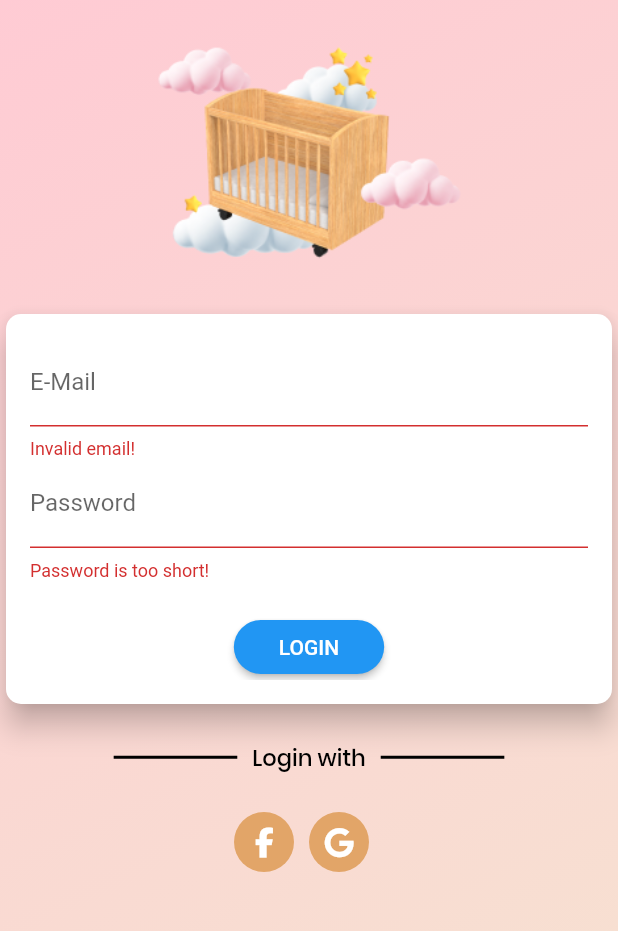
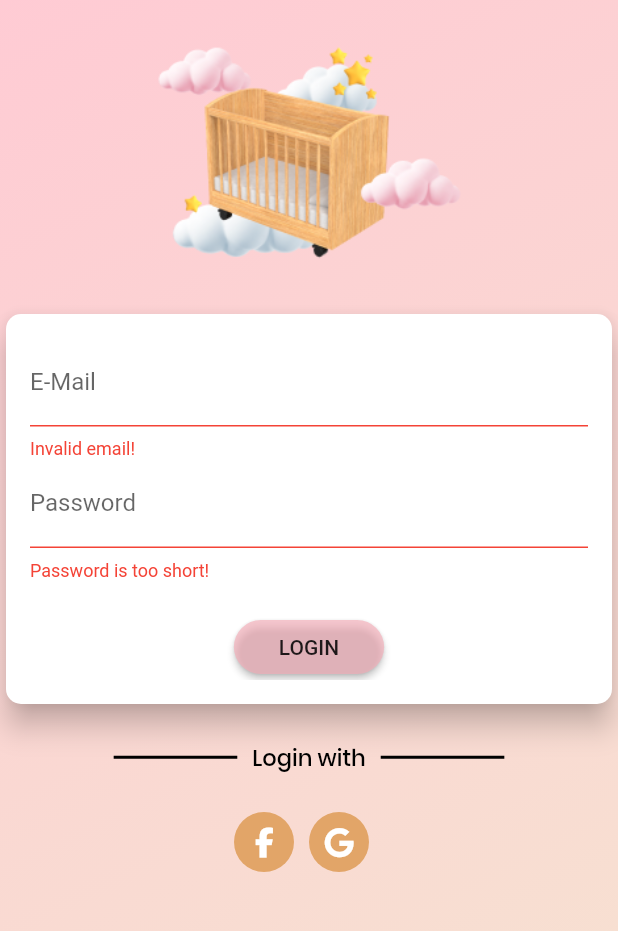
Before and after one commit to cob-byte/smart_baby_cradle, a Flutter app: the screen it shows after launch, after a tap on "LOGIN", on a phone screen of 412 x 824 dp, the part 67-998 px from its top. Run offline on Flutter 3.47's test engine with Material 2 defaults, Android fonts, the phone set to English and light mode, and no system bars; our stand-ins replace assets_audio_player, firebase_auth, firebase_core, firebase_database, firebase_messaging, font_awesome_flutter and 2 more; accounts and stored records are empty.

Commit message:
Change Theme Initial

```diff
--- a/lib/main.dart
+++ b/lib/main.dart
@@ -2,6 +2,8 @@ import 'package:firebase_core/firebase_core.dart';
 import 'package:flutter/material.dart';
 import 'package:provider/provider.dart';
 import 'package:assets_audio_player/assets_audio_player.dart';
+import 'package:smart_baby_cradle/theme/boy_theme.dart';
+import 'package:smart_baby_cradle/theme/girl_theme.dart';
 
 import 'services/auth_service.dart';
 import './services/music_service.dart';
@@ -40,24 +42,26 @@ class _MyAppState extends State<MyApp> {
     Audio("assets/audios/Hush Little Baby.mp3"),
   ];
 
-  @override
-  void initState() {
-    assetsAudioPlayer.open(
-        Playlist(
-          audios: audios,
-        ),
-        autoStart: false);
-    super.initState();
+  bool isGirlTheme = true; // Initialize with girl theme
+
+  void toggleTheme() {
+    setState(() {
+      isGirlTheme = !isGirlTheme; // Toggle the theme
+    });
   }
 
   @override
   Widget build(BuildContext context) {
+    final currentTheme =
+        isGirlTheme ? girlTheme : boyTheme; // Select the current theme
+
     return StreamProvider<String?>.value(
       value: AuthService().user,
       initialData: '',
       child: MaterialApp(
         debugShowCheckedModeBanner: false,
         title: 'Baby Monitor',
+        theme: currentTheme, // Use the selected theme
         home: Wrapper(),
         routes: {
           Wrapper.routeName: (ctx) => Wrapper(),
@@ -65,8 +69,11 @@ class _MyAppState extends State<MyApp> {
           HomeScreen.routeName: (ctx) =>
               HomeScreen(assetsAudioPlayer: assetsAudioPlayer),
           CameraScreen.routeName: (ctx) => const CameraScreen(),
-          MusicPlayerScreen.routeName: (ctx) =>
-              MusicPlayerScreen(assetsAudioPlayer),
+          MusicPlayerScreen.routeName: (ctx) => MusicPlayerScreen(
+                assetsAudioPlayer,
+                toggleTheme: toggleTheme,
+                currentTheme: currentTheme,
+              ),
         },
       ),
     );
--- a/lib/screens/home_screen.dart
+++ b/lib/screens/home_screen.dart
@@ -21,6 +21,8 @@ import '../widgets/humidity_item.dart';
 import '../widgets/temperature_item.dart';
 import '../widgets/sound_detector_item.dart';
 import '../widgets/music_player_item.dart';
+import '../theme/boy_theme.dart';
+import '../theme/girl_theme.dart';
 
 class HomeScreen extends StatefulWidget {
   static const routeName = '/home';
@@ -43,66 +45,58 @@ class HomeScreenState extends State<HomeScreen> {
 
   final _logger = Logger('FCM');
 
-  @override
-  void initState() {
-    _fcm.getToken().then((token) => _logger.info(token));
-    FirebaseMessaging.onMessage.listen((RemoteMessage message) {
-      _logger.info("onMessage: ${message.data}");
-      final snackbar = SnackBar(
-        content: Text(message.notification?.title ?? "No Title"),
-        action: SnackBarAction(
-          label: 'Go',
-          onPressed: () {},
-        ),
-      );
-      ScaffoldMessenger.of(context).showSnackBar(snackbar);
+  bool isGirlTheme = true; // Initialize with girl theme
+
+  void toggleTheme() {
+    setState(() {
+      isGirlTheme = !isGirlTheme; // Toggle the theme
     });
-
-    FirebaseMessaging.onMessageOpenedApp.listen((RemoteMessage? message) {
-      if (message != null) {
-        _logger.info("onMessageOpenedApp: $message");
-      }
-    });
-
-    _fcm.getInitialMessage().then((RemoteMessage? message) {
-      if (message != null) {
-        _logger.info("onLaunch: $message");
-      }
-    });
-
-    super.initState();
   }
 
   @override
   Widget build(BuildContext context) {
-    return Scaffold(
+    final currentTheme =
+        isGirlTheme ? girlTheme : boyTheme; // Select the current theme
+
+    return Theme(
+      data: currentTheme,
+      child: Scaffold(
         appBar: AppBar(
-        title: const Text(
+          title: Text(
             'Dashboard ✨',
-          style: TextStyle(
-            fontFamily: 'Bold',
-            fontSize: 25,
-            fontStyle: FontStyle.normal,
+            style: currentTheme.appBarTheme.titleTextStyle,
+          ),
+          backgroundColor: currentTheme.appBarTheme.backgroundColor,
+          actions: [
+            IconButton(
+              icon: Icon(
+                isGirlTheme ? Icons.female : Icons.male,
                 color: Colors.white,
               ),
+              onPressed: toggleTheme,
             ),
-        backgroundColor: Color.fromRGBO(215, 167, 175, 1),
+          ],
         ),
         extendBodyBehindAppBar: true,
         drawer: Theme(
-        data: Theme.of(context)
-            .copyWith(canvasColor: const Color.fromRGBO(22, 22, 22, 0.5)),
-        child: AppDrawer(assetsAudioPlayer),
+          data: Theme.of(context).copyWith(
+            canvasColor: currentTheme.primaryColor,
+          ),
+          child: AppDrawer(
+            assetsAudioPlayer,
+            currentTheme: currentTheme,
+            toggleTheme: toggleTheme,
+          ),
         ),
         body: Container(
           padding: const EdgeInsets.only(top: 120),
-        decoration: const BoxDecoration(
+          decoration: BoxDecoration(
             gradient: LinearGradient(
               colors: [
-              Color.fromRGBO(255, 202, 212, 1),
-              Color.fromRGBO(255, 202, 212, 1),
-              Color.fromRGBO(246, 227, 209, 1),
-              Color.fromRGBO(217, 217, 217, 1),
+                currentTheme.colorScheme.primary,
+                currentTheme.colorScheme.secondary,
+                currentTheme.colorScheme.tertiary,
+                currentTheme.scaffoldBackgroundColor,
               ],
               begin: Alignment.topLeft,
               end: Alignment.bottomRight,
@@ -112,10 +106,12 @@ class HomeScreenState extends State<HomeScreen> {
             future: _home.getStatusOnce(""),
             builder: (BuildContext context, AsyncSnapshot future) {
               if (future.hasError) {
-              return const Center(
+                return Center(
                   child: Text(
                     "Error Occurred, Please log out and try again",
-                  style: TextStyle(color: Colors.white),
+                    style: TextStyle(
+                      color: currentTheme.colorScheme.onError,
+                    ),
                   ),
                 );
               }
@@ -134,15 +130,18 @@ class HomeScreenState extends State<HomeScreen> {
                     crossAxisCount: 2,
                     crossAxisSpacing: 5,
                     mainAxisSpacing: 5,
-                    childAspectRatio: 1 / 1),
+                    childAspectRatio: 1 / 1,
+                  ),
                   children: <Widget>[
                     MotorItem(
-                      run: motor['run'], level: motor['level'].toDouble()),
+                      run: motor['run'],
+                      level: motor['level'].toDouble(),
+                    ),
                     FanItem(fan['run'], fan['level'].toDouble()),
                     TemperatureItem(double.parse(status['Temperature'])),
                     HumidityItem(double.parse(status['Humidity']) / 100),
                     SoundDetectorItem(sound['detected']),
-                  const CameraLiveItem(),
+                    CameraLiveItem(),
                     MusicPlayerItem(widget.assetsAudioPlayer),
                   ],
                 );
@@ -154,6 +153,7 @@ class HomeScreenState extends State<HomeScreen> {
             },
           ),
         ),
+      ),
     );
   }
 }
--- /dev/null
+++ b/lib/theme/boy_theme.dart
@@ -0,0 +1,40 @@
+import 'package:flutter/material.dart';
+
+final Color fourthColor = Color.fromRGBO(13, 133, 216, 0.2);
+
+final ThemeData boyTheme = ThemeData(
+  primaryColor: const Color.fromRGBO(13, 133, 216, 1),
+  colorScheme: const ColorScheme(
+    primary: Color.fromRGBO(28, 163, 222, 0.65),
+    secondary: Color.fromRGBO(13, 133, 216, 0.8),
+    tertiary: Color.fromRGBO(13, 133, 216, 0.6),
+    surface: Colors.white,
+    background: Colors.white,
+    error: Colors.red,
+    onPrimary: Colors.white,
+    onSecondary: Colors.white,
+    onSurface: Colors.black,
+    onBackground: Colors.black,
+    onError: Color.fromARGB(255, 171, 18, 18),
+    brightness: Brightness.light,
+  ),
+  scaffoldBackgroundColor: Color.fromRGBO(28, 163, 222, 0.65),
+  textTheme: const TextTheme(
+    displayLarge: TextStyle(
+      fontSize: 24.0,
+      fontWeight: FontWeight.bold,
+      color: Color.fromARGB(255, 0, 11, 106),
+    ),
+    // Add more text styles as needed
+  ),
+  appBarTheme: const AppBarTheme(
+    backgroundColor: Color.fromRGBO(28, 163, 222, 0.65),
+    titleTextStyle: TextStyle(
+      fontSize: 25.0,
+      fontStyle: FontStyle.normal,
+      color: Colors.white,
+      fontFamily: 'Bold',
+    ),
+  ),
+  // Define other theme properties as needed
+);
--- /dev/null
+++ b/lib/theme/girl_theme.dart
@@ -0,0 +1,40 @@
+import 'package:flutter/material.dart';
+
+final Color fourthColor = Color.fromRGBO(217, 217, 217, 0);
+
+final ThemeData girlTheme = ThemeData(
+  primaryColor: const Color.fromRGBO(244, 172, 183, 0.65),
+  colorScheme: const ColorScheme(
+    primary: Color.fromRGBO(244, 172, 183, 0.65),
+    secondary: Color.fromRGBO(255, 229, 217, 1),
+    tertiary: Color.fromRGBO(217, 217, 217, 0),
+    surface: Colors.white,
+    background: Colors.white,
+    error: Colors.red,
+    onPrimary: Colors.white,
+    onSecondary: Colors.white,
+    onSurface: Colors.black,
+    onBackground: Colors.black,
+    onError: Color.fromARGB(255, 171, 18, 18),
+    brightness: Brightness.light,
+  ),
+  scaffoldBackgroundColor: const Color.fromRGBO(255, 202, 212, 1),
+  textTheme: const TextTheme(
+    displayLarge: TextStyle(
+      fontSize: 24.0,
+      fontWeight: FontWeight.bold,
+      color: Colors.pink,
+    ),
+    // Add more text styles as needed
+  ),
+  appBarTheme: const AppBarTheme(
+    backgroundColor: Color.fromRGBO(244, 172, 183, 0.65),
+    titleTextStyle: TextStyle(
+      fontSize: 25.0,
+      fontStyle: FontStyle.normal,
+      color: Colors.white,
+      fontFamily: 'Bold',
+    ),
+  ),
+  // Define other theme properties as needed
+);
--- a/lib/widgets/fan_item.dart
+++ b/lib/widgets/fan_item.dart
@@ -74,6 +74,7 @@ class FanItemState extends State<FanItem> {
                 setState(() {});
               },
               child: SizedBox(
+                height: 150,
                 width: constraints.maxWidth * 0.65,
                 child: _buttonStatus == 1
                     ? Transform.scale(
```
Also changed, not shown: lib/screens/music_player_screen.dart (+48 -21 lines), lib/widgets/app_drawer.dart (+11 -2 lines), lib/widgets/motor_item.dart (+1 -23 lines). Lines whose indentation alone changed are shown as unchanged.
